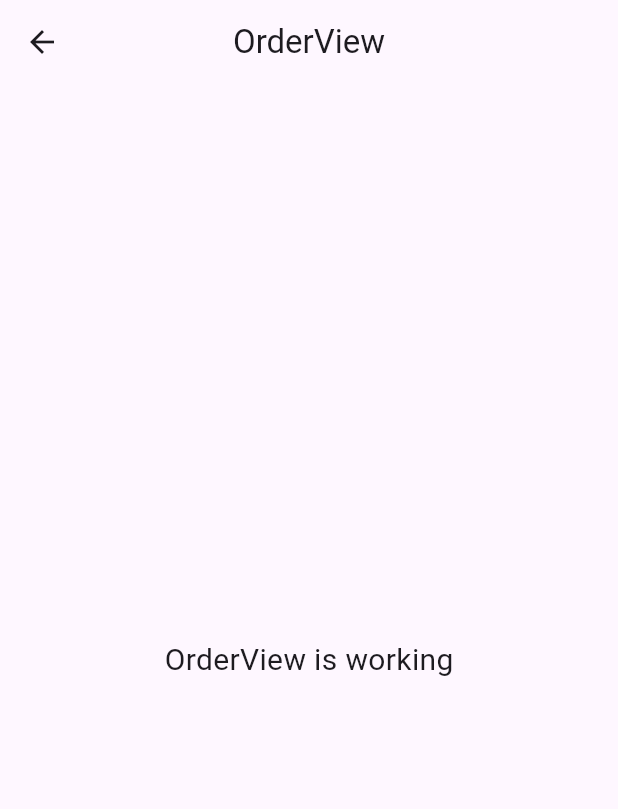
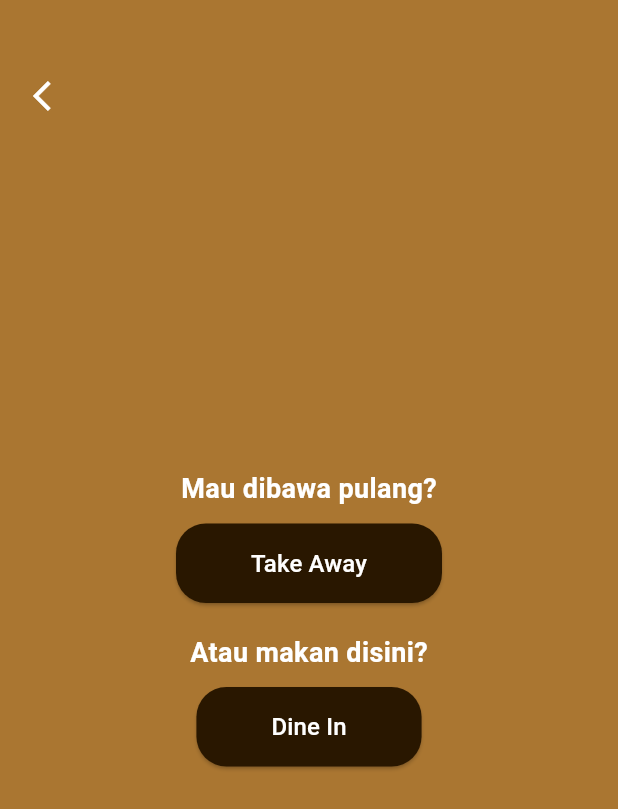
Before and after one commit to nasnaswa/kel2-bestari, a Flutter app: the OrderView screen opened by its route, on a phone screen of 412 x 824 dp. Shown: the top 809 px of the screen. Run offline on Flutter 3.47's test engine with Material 3 defaults, Android fonts, the phone set to English and light mode, and no system bars; our stand-ins replace get.

Commit message:
Update order_view.dart

```diff
--- a/lib/app/modules/order/views/order_view.dart
+++ b/lib/app/modules/order/views/order_view.dart
@@ -1,23 +1,103 @@
 import 'package:flutter/material.dart';
-
 import 'package:get/get.dart';
-
+import 'package:myapp/app/modules/pemesan/views/pemesan_view.dart';
 import '../controllers/order_controller.dart';
 
 class OrderView extends GetView<OrderController> {
   const OrderView({super.key});
+
   @override
   Widget build(BuildContext context) {
     return Scaffold(
-      appBar: AppBar(
-        title: const Text('OrderView'),
-        centerTitle: true,
-      ),
-      body: const Center(
-        child: Text(
-          'OrderView is working',
-          style: TextStyle(fontSize: 20),
-        ),
+      body: Stack(
+        children: [
+          // Background image
+          Container(
+            color: const Color.fromARGB(
+                255, 170, 118, 49), // Warna cokelat polos (tan)
+          ),
+          // Content
+          Center(
+            child: Column(
+              mainAxisAlignment: MainAxisAlignment.center,
+              children: [
+                const Text(
+                  "Mau dibawa pulang?",
+                  style: TextStyle(
+                    fontSize: 18,
+                    color: Colors.white,
+                    fontWeight: FontWeight.bold,
+                  ),
+                ),
+                const SizedBox(height: 10),
+                ElevatedButton(
+                  onPressed: () {
+                    Get.to(() => const PemesanView());
+                  },
+                  style: ElevatedButton.styleFrom(
+                    backgroundColor: Color.fromARGB(255, 41, 23, 0),
+                    shape: RoundedRectangleBorder(
+                      borderRadius: BorderRadius.circular(20),
+                    ),
+                    padding: const EdgeInsets.symmetric(
+                        horizontal: 50, vertical: 15),
+                  ),
+                  child: const Text(
+                    "Take Away",
+                    style: TextStyle(
+                      color: Colors.white,
+                      fontSize: 16,
+                    ),
+                  ),
+                ),
+                const SizedBox(height: 20),
+                const Text(
+                  "Atau makan disini?",
+                  style: TextStyle(
+                    fontSize: 18,
+                    color: Colors.white,
+                    fontWeight: FontWeight.bold,
+                  ),
+                ),
+                const SizedBox(height: 10),
+                ElevatedButton(
+                  onPressed: () {
+                    // Action untuk tombol Dine In
+                    Get.to(() => const PemesanView());
+                  },
+                  style: ElevatedButton.styleFrom(
+                    backgroundColor: Color.fromARGB(255, 41, 23, 0),
+                    shape: RoundedRectangleBorder(
+                      borderRadius: BorderRadius.circular(20),
+                    ),
+                    padding: const EdgeInsets.symmetric(
+                        horizontal: 50, vertical: 15),
+                  ),
+                  child: const Text(
+                    "Dine In",
+                    style: TextStyle(
+                      color: Colors.white,
+                      fontSize: 16,
+                    ),
+                  ),
+                ),
+              ],
+            ),
+          ),
+          Positioned(
+            top: 40, // Position from top
+            left: 10, // Position from left
+            child: IconButton(
+              onPressed: () {
+                Get.back(); // Kembali ke halaman sebelumnya
+              },
+              icon: const Icon(
+                Icons.arrow_back_ios, // Ikon panah ke kiri
+                color: Colors.white, // Warna ikon
+              ),
+            ),
+          ),
+        ],
       ),
     );
   }
```
